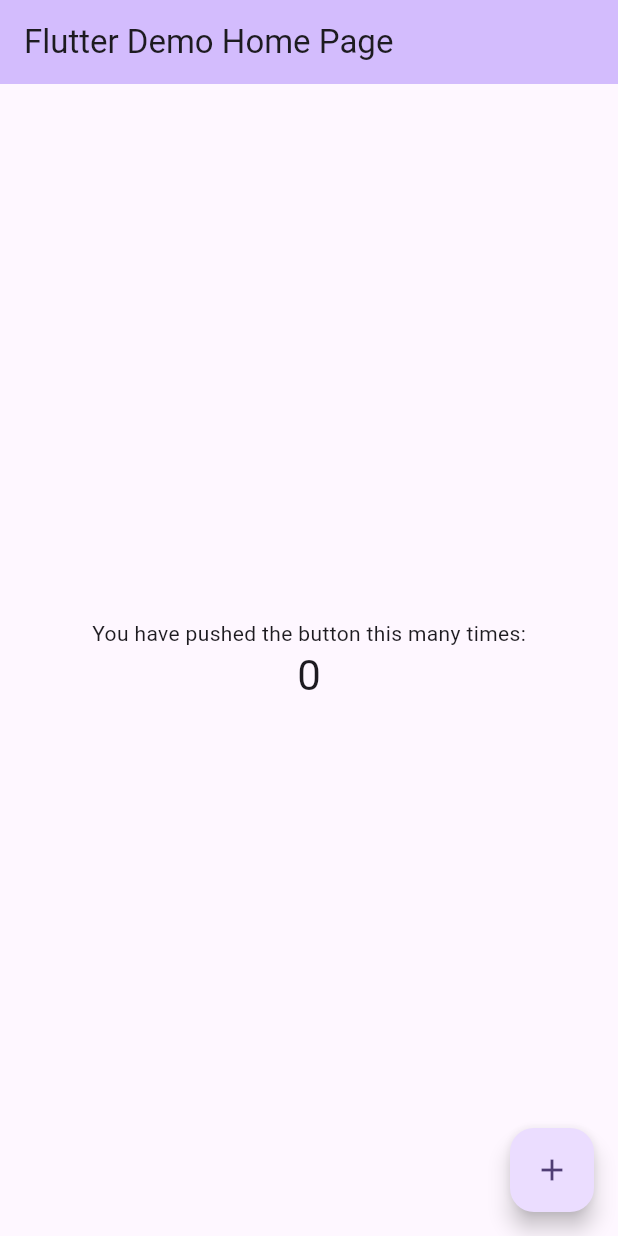
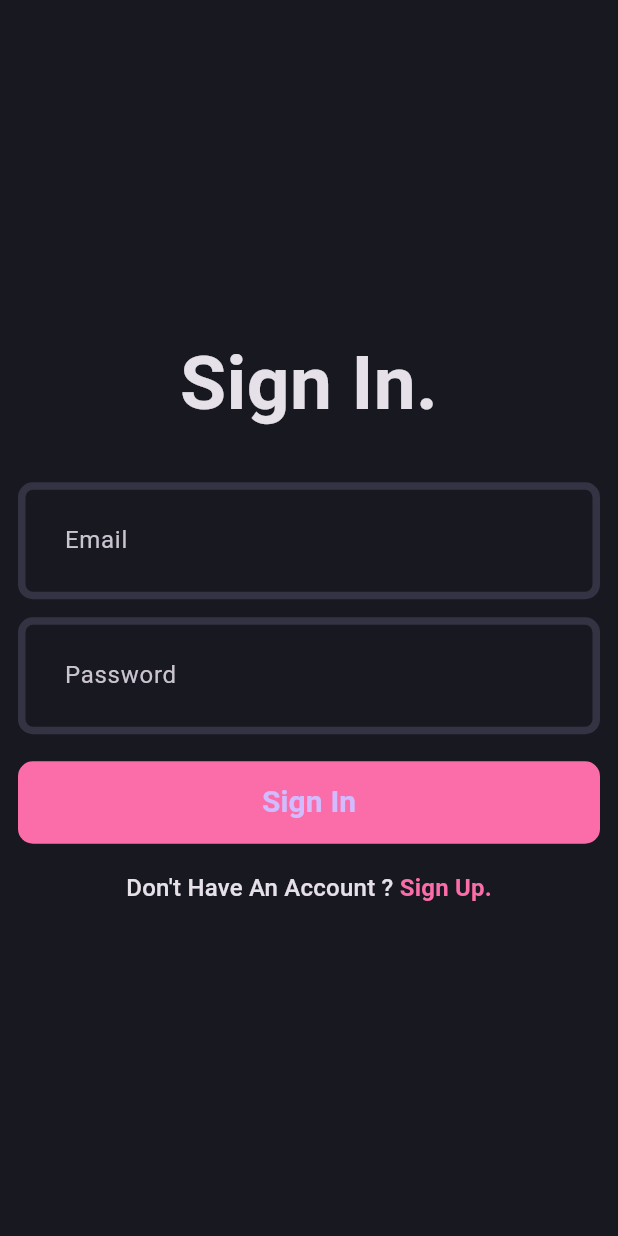
Before and after one commit to SHUBHAM5707/blog-app, a Flutter app: the screen it shows after launch, on a phone screen of 412 x 824 dp. Run offline on Flutter 3.47's test engine with Material 3 defaults, Android fonts, the phone set to English and light mode, and no system bars; our stand-ins replace flutter_bloc, fpdart, supabase_flutter; accounts and stored records are empty.

Commit message:
signup completed

```diff
--- /dev/null
+++ b/lib/Feature/auth/data/datasourse/auth_remote_data_source.dart
@@ -0,0 +1,50 @@
+import 'package:blog/core/error/exceptions.dart';
+import 'package:supabase_flutter/supabase_flutter.dart';
+
+abstract interface class AuthRemoteDataSource {
+  Future<String> signUpWithEmailPassword({
+    required String name,
+    required String email,
+    required String password
+  });
+
+  Future<String> loginWithEmailPassword({
+    required String email,
+    required String
+    password
+  });
+}
+
+class AuthrRemoteDataSourceImpl implements AuthRemoteDataSource {
+  final SupabaseClient supabaseClient;
+  AuthrRemoteDataSourceImpl(this.supabaseClient);
+
+  @override
+  Future<String> loginWithEmailPassword({
+    required String email,
+    required String password,
+  }) async {
+    throw UnimplementedError();
+  }
+
+  @override
+  Future<String> signUpWithEmailPassword({
+    required String name,
+    required String email,
+    required String password,
+  }) async {
+    try {
+      final response = await supabaseClient.auth.signUp(
+        password: password,
+        email: email,
+        data: {'name': name},
+      );
+      if (response.user == null) {
+        throw const ServerException('User is null');
+      }
+      return response.user!.id;
+    } catch (e) {
+      throw ServerException(e.toString());
+    }
+  }
+}
--- /dev/null
+++ b/lib/Feature/auth/data/repositories/auth_repository_impl.dart
@@ -0,0 +1,39 @@
+import 'package:blog/Feature/auth/data/datasourse/auth_remote_data_source.dart';
+import 'package:blog/Feature/auth/domain/repository/auth_repository.dart';
+import 'package:blog/core/error/exceptions.dart';
+import 'package:blog/core/error/failures.dart';
+import 'package:fpdart/fpdart.dart';
+
+class AuthRepositoryImpl implements AuthRepository{
+  final AuthRemoteDataSource remoteDataSource;
+  const AuthRepositoryImpl(this.remoteDataSource);
+
+  @override
+  Future<Either<Failure, String>> loginWithEmailPassword({
+    required String email,
+    required String password
+    }) {
+
+    throw UnimplementedError();
+  }
+
+  @override
+  Future<Either<Failure, String>> signUpWithEmailPassword({
+    required String name,
+    required String email,
+    required String password
+    }) async {
+      try {
+        final userId = await remoteDataSource.signUpWithEmailPassword(
+          name: name,
+          email: email,
+          password: password
+        );
+
+        return right(userId);
+      } on ServerException catch (e) {
+        return left(Failure(e.message));
+      }
+  }
+
+}
--- /dev/null
+++ b/lib/Feature/auth/domain/repository/auth_repository.dart
@@ -0,0 +1,15 @@
+import 'package:blog/core/error/failures.dart';
+import 'package:fpdart/fpdart.dart';
+
+abstract interface class AuthRepository{
+  Future<Either<Failure, String>> signUpWithEmailPassword({
+    required String name,
+    required String email,
+    required String password
+  });
+
+  Future<Either<Failure, String>> loginWithEmailPassword({
+    required String email,
+    required String password
+  });
+}
--- /dev/null
+++ b/lib/Feature/auth/domain/usecases/user_signup.dart
@@ -0,0 +1,30 @@
+import 'package:blog/Feature/auth/domain/repository/auth_repository.dart';
+import 'package:blog/core/error/failures.dart';
+import 'package:blog/core/usecase/usecase.dart';
+import 'package:fpdart/fpdart.dart';
+
+class UserSignUp implements UseCase<String, UserSignUpParams>{
+
+  final AuthRepository authRepository;
+  const UserSignUp(this.authRepository);
+
+  @override
+  Future<Either<Failure, String>> call(UserSignUpParams params) async {
+    return await authRepository.signUpWithEmailPassword(
+      name: params.name,
+      email: params.email,
+      password: params.password
+    );
+  }
+}
+
+class UserSignUpParams {
+  final String email;
+  final String password;
+  final String name;
+  UserSignUpParams({
+    required this.email,
+    required this.password,
+    required this.name,
+  });
+}
--- /dev/null
+++ b/lib/Feature/auth/presentation/bloc/auth_bloc_event.dart
@@ -0,0 +1,16 @@
+part of 'auth_bloc_bloc.dart';
+
+@immutable
+sealed class AuthEvent {}
+
+final class AuthSignUp extends AuthEvent {
+  final String email;
+  final String password;
+  final String name;
+
+  AuthSignUp({
+    required this.email,
+    required this.password,
+    required this.name
+  });
+}
--- /dev/null
+++ b/lib/Feature/auth/presentation/pages/auth_gradient_button.dart
@@ -0,0 +1,43 @@
+import 'package:blog/core/theme/app_pallete.dart';
+import 'package:flutter/material.dart';
+
+class AuthGradientButton extends StatelessWidget {
+
+  final String buttonText;
+  final VoidCallback onPressed;
+
+  const AuthGradientButton({super.key, required this.buttonText, required this.onPressed});
+
+  @override
+  Widget build(BuildContext context) {
+    return Container(
+      decoration: BoxDecoration(
+        gradient: const LinearGradient(
+          colors: [
+            AppPallete.gradient1,
+            AppPallete.gradient2,
+            //AppPallete.gradient3,
+          ],
+          begin: Alignment.bottomLeft,
+          end: Alignment.bottomLeft
+        ),
+        borderRadius: BorderRadius.circular(10)
+      ),
+      child: ElevatedButton(
+        onPressed: onPressed,
+        style: ElevatedButton.styleFrom(
+          fixedSize: const Size(395, 55),
+          backgroundColor: Colors.transparent,
+          shadowColor: Colors.transparent
+        ),
+        child: Text(
+          buttonText,
+          style: const TextStyle(
+            fontSize: 20,
+            fontWeight: FontWeight.w600,
+          ),
+        ),
+      ),
+    );
+  }
+}
--- /dev/null
+++ b/lib/Feature/auth/presentation/pages/login_page.dart
@@ -0,0 +1,77 @@
+// ignore_for_file: file_names
+import 'package:blog/Feature/auth/presentation/pages/auth_gradient_button.dart';
+import 'package:blog/Feature/auth/presentation/pages/signup_page.dart';
+import 'package:blog/Feature/auth/presentation/widgets/auh_field.dart';
+import 'package:blog/core/theme/app_pallete.dart';
+import 'package:flutter/material.dart';
+
+class LoginPage extends StatefulWidget {
+  static route() => MaterialPageRoute(builder: (context)=>const LoginPage());
+  const LoginPage({super.key});
+
+  @override
+  State<LoginPage> createState() => _LoginPageState();
+}
+
+class _LoginPageState extends State<LoginPage> {
+  final emailController = TextEditingController();
+  final passwordController = TextEditingController();
+  final nameController = TextEditingController();
+  final formKey = GlobalKey<FormState>();
+
+  @override
+  void dispose() {
+    emailController.dispose();
+    passwordController.dispose();
+    super.dispose();
+  }
+
+  @override
+  Widget build(BuildContext context) {
+    return Scaffold(
+      body: Padding(
+        padding: const EdgeInsets.all(12.0),
+        child: Form(
+          key: formKey,
+          child: Column(
+            mainAxisAlignment: MainAxisAlignment.center,
+            children: [
+              const Text(
+                'Sign In.',
+                style: TextStyle(
+                  fontSize: 50,
+                  fontWeight: FontWeight.bold
+                ),
+              ),
+              const SizedBox(height: 30),
+              AuthField(hintText: 'Email',controller: emailController),
+              const SizedBox(height: 12),
+              AuthField(hintText: 'Password',controller: passwordController,isObscureText: true,),
+              const SizedBox(height: 18),
+              AuthGradientButton(buttonText: 'Sign In',onPressed: () {},),
+              const SizedBox(height: 18),
+              GestureDetector(
+                onTap: (){
+                  Navigator.push(context,SignUpPage.route());
+                },
+                child: RichText(
+                  text: TextSpan(text: "Don't Have An Account ? ",
+                  style: Theme.of(context).textTheme.titleMedium,
+                  children: [
+                    TextSpan(
+                      text: 'Sign Up.',
+                      style: Theme.of(context).textTheme.titleMedium?.copyWith(
+                        color: AppPallete.gradient2,
+                        fontWeight: FontWeight.bold
+                      ),
+                    )
+                  ]),
+                ),
+              ),
+            ],
+          ),
+        ),
+      ),
+    );
+  }
+}
--- /dev/null
+++ b/lib/Feature/auth/presentation/widgets/auh_field.dart
@@ -0,0 +1,30 @@
+import 'package:flutter/material.dart';
+
+class AuthField extends StatelessWidget {
+  final String hintText;
+  final TextEditingController controller;
+  final bool isObscureText;
+  const AuthField(
+      {super.key,
+      required this.hintText,
+      required this.controller,
+      this.isObscureText = false,
+      });
+
+  @override
+  Widget build(BuildContext context) {
+    return TextFormField(
+      controller: controller,
+      decoration: InputDecoration(
+        hintText: hintText,
+      ),
+      validator: (value) {
+        if (value!.isEmpty) {
+          return "$hintText is missing!";
+        }
+        return null;
+      },
+      obscureText: isObscureText,
+    );
+  }
+}
--- /dev/null
+++ b/lib/core/error/exceptions.dart
@@ -0,0 +1,4 @@
+class ServerException implements Exception{
+  final String message;
+  const ServerException(this.message);
+}
--- /dev/null
+++ b/lib/core/error/failures.dart
@@ -0,0 +1,4 @@
+class Failure{
+  final String message;
+  Failure([this.message = 'An unexcepted error occurs']);
+}
--- /dev/null
+++ b/lib/core/secret/app_secret.dart
@@ -0,0 +1,5 @@
+
+class AppSecret{
+  static const supabaseUrl = 'https://xnlznwmpgutwxkgusmuc.supabase.co';
+  static const supaAnonkey = 'eyJhbGciOiJIUzI1NiIsInR5cCI6IkpXVCJ9.eyJpc3MiOiJzdXBhYmFzZSIsInJlZiI6InhubHpud21wZ3V0d3hrZ3VzbXVjIiwicm9sZSI6ImFub24iLCJpYXQiOjE3MTg5ODc1MDgsImV4cCI6MjAzNDU2MzUwOH0.KC44V0ZXmyXRZshWo0UjjVV-FqRzX4dJuotNQAI3Rrc';
+}
--- /dev/null
+++ b/lib/core/theme/app_pallete.dart
@@ -0,0 +1,13 @@
+import 'package:flutter/material.dart';
+
+class AppPallete {
+  static const Color backgroundColor = Color.fromRGBO(24, 24, 32, 1);
+  static const Color gradient1 = Color.fromRGBO(187, 63, 221, 1);
+  static const Color gradient2 = Color.fromRGBO(251, 109, 169, 1);
+  static const Color gradient3 = Color.fromRGBO(255, 159, 124, 1);
+  static const Color borderColor = Color.fromRGBO(52, 51, 67, 1);
+  static const Color whiteColor = Colors.white;
+  static const Color greyColor = Colors.grey;
+  static const Color errorColor = Colors.redAccent;
+  static const Color transparentColor = Colors.transparent;
+}
--- /dev/null
+++ b/lib/core/theme/theme.dart
@@ -0,0 +1,23 @@
+import 'package:blog/core/theme/app_pallete.dart';
+import 'package:flutter/material.dart';
+
+class AppTheme{
+  static _border([Color color =  AppPallete.borderColor]) => OutlineInputBorder(
+        borderSide: BorderSide(
+          color:color,
+          width: 5
+        ),
+        borderRadius: BorderRadius.circular(10)
+      );
+  static final darkThemeMode = ThemeData.dark().copyWith(
+    scaffoldBackgroundColor: AppPallete.backgroundColor,
+    appBarTheme: const AppBarTheme(
+      backgroundColor: AppPallete.backgroundColor
+    ),
+    inputDecorationTheme:  InputDecorationTheme(
+      contentPadding: const EdgeInsets.all(27),
+      enabledBorder: _border(),
+      focusedBorder: _border(AppPallete.gradient2),
+    )
+  );
+}
--- /dev/null
+++ b/lib/core/usecase/usecase.dart
@@ -0,0 +1,6 @@
+import 'package:blog/core/error/failures.dart';
+import 'package:fpdart/fpdart.dart';
+
+abstract interface class UseCase<SuccessType, Params>{
+  Future<Either<Failure,SuccessType>> call(Params params);
+}
--- a/lib/main.dart
+++ b/lib/main.dart
@@ -1,125 +1,40 @@
+import 'package:blog/Feature/auth/data/datasourse/auth_remote_data_source.dart';
+import 'package:blog/Feature/auth/data/repositories/auth_repository_impl.dart';
+import 'package:blog/Feature/auth/domain/usecases/user_signup.dart';
+import 'package:blog/Feature/auth/presentation/bloc/auth_bloc_bloc.dart';
+import 'package:blog/Feature/auth/presentation/pages/login_page.dart';
+import 'package:blog/core/secret/app_secret.dart';
+import 'package:blog/core/theme/theme.dart';
 import 'package:flutter/material.dart';
+import 'package:flutter_bloc/flutter_bloc.dart';
+import 'package:supabase_flutter/supabase_flutter.dart';
 
-void main() {
-  runApp(const MyApp());
+void main() async{
+  WidgetsFlutterBinding.ensureInitialized();
+  final supabase = await Supabase.initialize(
+    url: AppSecret.supabaseUrl,
+    anonKey: AppSecret.supaAnonkey
+  );
+  runApp(MultiBlocProvider(
+    providers: [
+      BlocProvider(create: (_) => AuthBloc(userSignUp: UserSignUp(
+        AuthRepositoryImpl(
+          AuthrRemoteDataSourceImpl(supabase.client)))))
+    ],
+    child: const MyApp(),
+  ));
 }
 
 class MyApp extends StatelessWidget {
   const MyApp({super.key});
 
-  // This widget is the root of your application.
   @override
   Widget build(BuildContext context) {
     return MaterialApp(
-      title: 'Flutter Demo',
-      theme: ThemeData(
-        // This is the theme of your application.
-        //
-        // TRY THIS: Try running your application with "flutter run". You'll see
-        // the application has a purple toolbar. Then, without quitting the app,
-        // try changing the seedColor in the colorScheme below to Colors.green
-        // and then invoke "hot reload" (save your changes or press the "hot
-        // reload" button in a Flutter-supported IDE, or press "r" if you used
-        // the command line to start the app).
-        //
-        // Notice that the counter didn't reset back to zero; the application
-        // state is not lost during the reload. To reset the state, use hot
-        // restart instead.
-        //
-        // This works for code too, not just values: Most code changes can be
-        // tested with just a hot reload.
-        colorScheme: ColorScheme.fromSeed(seedColor: Colors.deepPurple),
-        useMaterial3: true,
-      ),
-      home: const MyHomePage(title: 'Flutter Demo Home Page'),
+      debugShowCheckedModeBanner: false,
+      title: 'Blog App',
+      theme: AppTheme.darkThemeMode,
+      home: const LoginPage(),
     );
   }
 }
-
-class MyHomePage extends StatefulWidget {
-  const MyHomePage({super.key, required this.title});
-
-  // This widget is the home page of your application. It is stateful, meaning
-  // that it has a State object (defined below) that contains fields that affect
-  // how it looks.
-
-  // This class is the configuration for the state. It holds the values (in this
-  // case the title) provided by the parent (in this case the App widget) and
-  // used by the build method of the State. Fields in a Widget subclass are
-  // always marked "final".
-
-  final String title;
-
-  @override
-  State<MyHomePage> createState() => _MyHomePageState();
-}
-
-class _MyHomePageState extends State<MyHomePage> {
-  int _counter = 0;
-
-  void _incrementCounter() {
-    setState(() {
-      // This call to setState tells the Flutter framework that something has
-      // changed in this State, which causes it to rerun the build method below
-      // so that the display can reflect the updated values. If we changed
-      // _counter without calling setState(), then the build method would not be
-      // called again, and so nothing would appear to happen.
-      _counter++;
-    });
-  }
-
-  @override
-  Widget build(BuildContext context) {
-    // This method is rerun every time setState is called, for instance as done
-    // by the _incrementCounter method above.
-    //
-    // The Flutter framework has been optimized to make rerunning build methods
-    // fast, so that you can just rebuild anything that needs updating rather
-    // than having to individually change instances of widgets.
-    return Scaffold(
-      appBar: AppBar(
-        // TRY THIS: Try changing the color here to a specific color (to
-        // Colors.amber, perhaps?) and trigger a hot reload to see the AppBar
-        // change color while the other colors stay the same.
-        backgroundColor: Theme.of(context).colorScheme.inversePrimary,
-        // Here we take the value from the MyHomePage object that was created by
-        // the App.build method, and use it to set our appbar title.
-        title: Text(widget.title),
-      ),
-      body: Center(
-        // Center is a layout widget. It takes a single child and positions it
-        // in the middle of the parent.
-        child: Column(
-          // Column is also a layout widget. It takes a list of children and
-          // arranges them vertically. By default, it sizes itself to fit its
-          // children horizontally, and tries to be as tall as its parent.
-          //
-          // Column has various properties to control how it sizes itself and
-          // how it positions its children. Here we use mainAxisAlignment to
-          // center the children vertically; the main axis here is the vertical
-          // axis because Columns are vertical (the cross axis would be
-          // horizontal).
-          //
-          // TRY THIS: Invoke "debug painting" (choose the "Toggle Debug Paint"
-          // action in the IDE, or press "p" in the console), to see the
-          // wireframe for each widget.
-          mainAxisAlignment: MainAxisAlignment.center,
-          children: <Widget>[
-            const Text(
-              'You have pushed the button this many times:',
-            ),
-            Text(
-              '$_counter',
-              style: Theme.of(context).textTheme.headlineMedium,
-            ),
-          ],
-        ),
-      ),
-      floatingActionButton: FloatingActionButton(
-        onPressed: _incrementCounter,
-        tooltip: 'Increment',
-        child: const Icon(Icons.add),
-      ), // This trailing comma makes auto-formatting nicer for build methods.
-    );
-  }
-}
--- a/pubspec.yaml
+++ b/pubspec.yaml
@@ -35,6 +35,9 @@ dependencies:
   # The following adds the Cupertino Icons font to your application.
   # Use with the CupertinoIcons class for iOS style icons.
   cupertino_icons: ^1.0.6
+  fpdart: ^1.1.0
+  supabase_flutter: ^2.5.6
+  flutter_bloc: ^8.1.6
 
 dev_dependencies:
   flutter_test:
```
Also changed, not shown: lib/Feature/auth/presentation/bloc/auth_bloc_bloc.dart (added, +27 -0 lines), lib/Feature/auth/presentation/bloc/auth_bloc_state.dart (added, +20 -0 lines), lib/Feature/auth/presentation/pages/signup_page.dart (added, +96 -0 lines), pubspec.lock, 5 other files.
